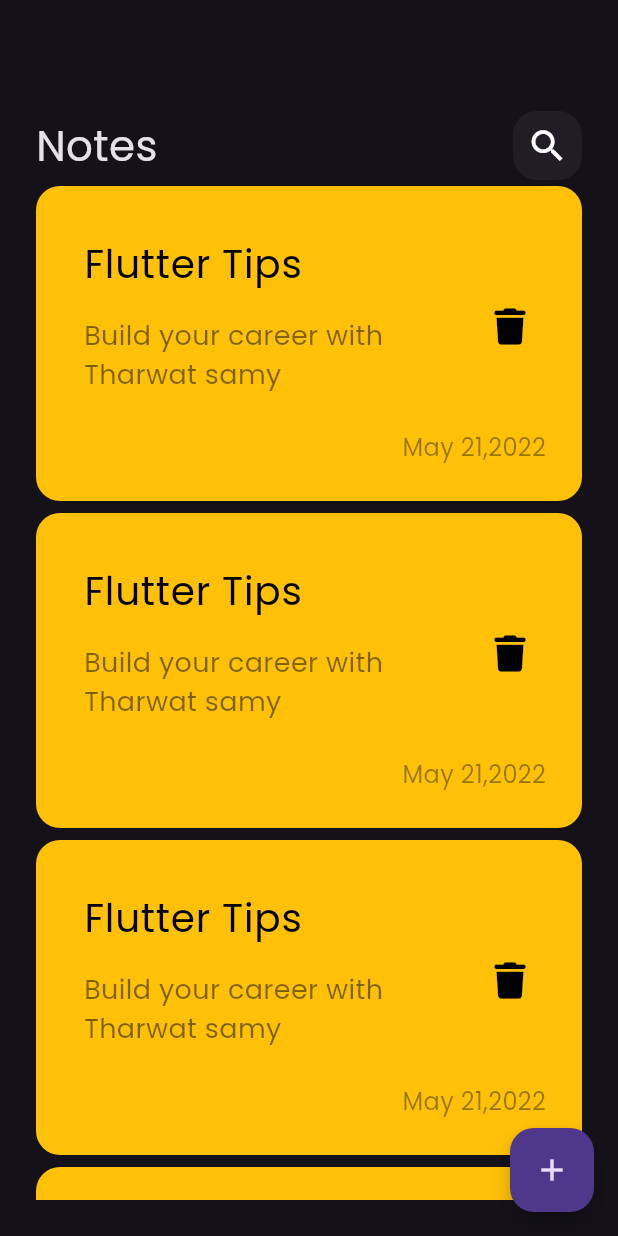
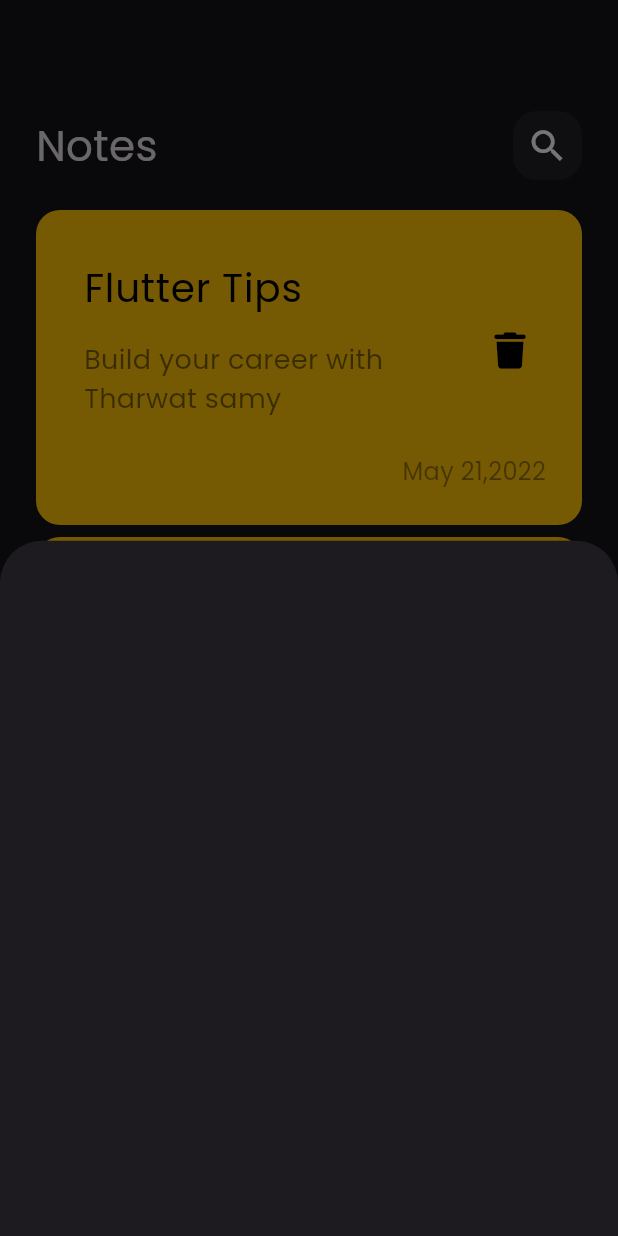
Before and after one commit to Abdrhmann/notes_app, a Flutter app: the screen it shows after launch, after a tap on the "add" icon, on a phone screen of 412 x 824 dp. Run offline on Flutter 3.47's test engine with Material 3 defaults, Android fonts, the phone set to English and light mode, and no system bars; our stand-ins replace font_awesome_flutter.

Commit message:
show modal buttom sheet

```diff
--- a/lib/views/note_view.dart
+++ b/lib/views/note_view.dart
@@ -1,4 +1,5 @@
 import 'package:flutter/material.dart';
+import 'package:notes_app/widgets/add_note_buttom_sheet.dart';
 import 'package:notes_app/widgets/notes_view_body.dart';
 
 class NoteView extends StatelessWidget {
@@ -8,7 +9,13 @@ class NoteView extends StatelessWidget {
   Widget build(BuildContext context) {
     return Scaffold(
       floatingActionButton: FloatingActionButton(
-        onPressed: (){} ,
+        onPressed: (){
+          showModalBottomSheet(
+            context: context,
+            builder: (context){
+              return const AddNoteButtomSheet();
+            });
+        } ,
         child:const
          Icon(Icons.add)),
       body: const NotesViewBody(),
--- /dev/null
+++ b/lib/widgets/add_note_buttom_sheet.dart
@@ -0,0 +1,10 @@
+import 'package:flutter/material.dart';
+
+class AddNoteButtomSheet extends StatelessWidget {
+  const AddNoteButtomSheet({super.key});
+
+  @override
+  Widget build(BuildContext context) {
+    return Container();
+  }
+}
--- a/lib/widgets/notes_list_view.dart
+++ b/lib/widgets/notes_list_view.dart
@@ -6,14 +6,17 @@ class NotesListView extends StatelessWidget {
 
   @override
   Widget build(BuildContext context) {
-    return ListView.builder(
+    return Padding(
+      padding: const EdgeInsets.symmetric(vertical: 16),
+      child: ListView.builder(
+        padding: EdgeInsets.zero,
         itemBuilder: (context , index){
           return Padding(
-
             padding: const EdgeInsets.symmetric(vertical: 4 ),
             child:  NoteItem(),
           );
         }
+      ),
     );
   }
 }
```
Lines whose indentation alone changed are shown as unchanged.
